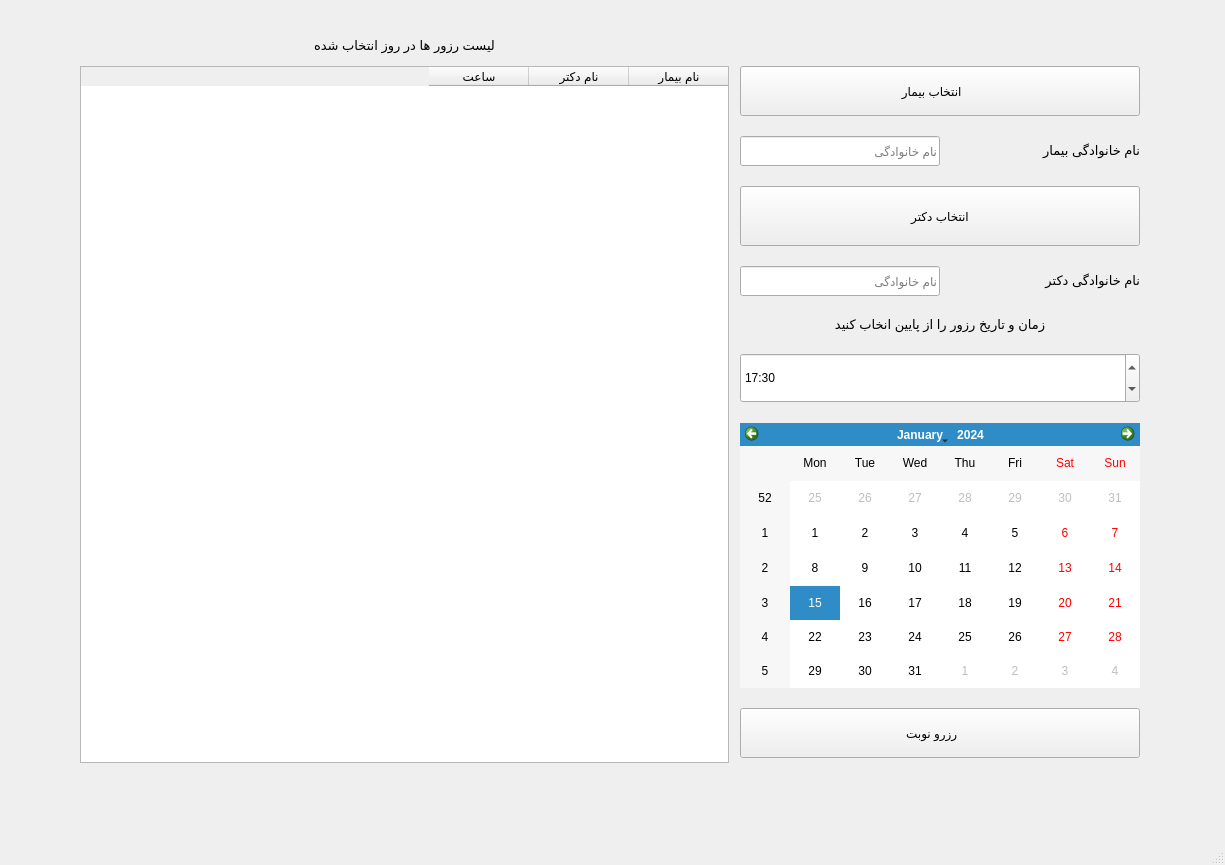
First picture: the form in gui/new_gui/booking/booking_2.ui, repository ali-ghazi78/AP-final_project, before the edit.
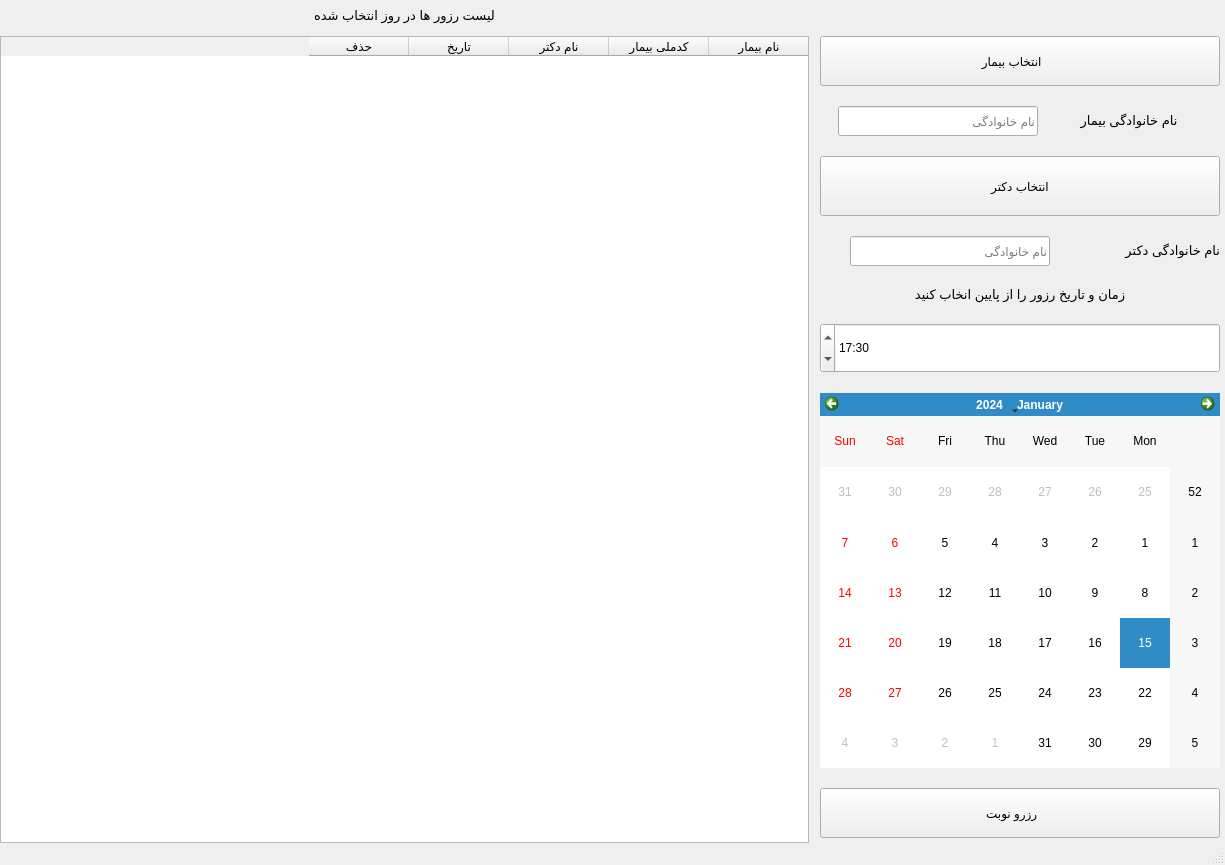
Second picture: the form after the edit. Icons and pictures are not drawn.

Commit message: now we can remove bookings

The edit to the form file:
```diff
--- a/gui/new_gui/booking/booking_2.ui
+++ b/gui/new_gui/booking/booking_2.ui
@@ -14,72 +14,25 @@
    <string>MainWindow</string>
   </property>
   <widget class="QWidget" name="centralwidget">
+   <property name="layoutDirection">
+    <enum>Qt::RightToLeft</enum>
+   </property>
+   <property name="autoFillBackground">
+    <bool>false</bool>
+   </property>
    <layout class="QHBoxLayout" name="horizontalLayout_5">
     <property name="leftMargin">
-     <number>80</number>
+     <number>0</number>
     </property>
     <property name="topMargin">
-     <number>30</number>
+     <number>0</number>
     </property>
     <property name="rightMargin">
-     <number>80</number>
+     <number>0</number>
     </property>
     <property name="bottomMargin">
-     <number>80</number>
+     <number>0</number>
     </property>
-    <item>
-     <layout class="QVBoxLayout" name="verticalLayout">
-      <item>
-       <widget class="QLabel" name="label_4">
-        <property name="minimumSize">
-         <size>
-          <width>0</width>
-          <height>30</height>
-         </size>
-        </property>
-        <property name="maximumSize">
-         <size>
-          <width>16777215</width>
-          <height>30</height>
-         </size>
-        </property>
-        <property name="font">
-         <font>
-          <pointsize>10</pointsize>
-         </font>
-        </property>
-        <property name="text">
-         <string>لیست رزور ها در روز انتخاب شده</string>
-        </property>
-        <property name="alignment">
-         <set>Qt::AlignCenter</set>
-        </property>
-       </widget>
-      </item>
-      <item>
-       <widget class="QTableWidget" name="tableWidget">
-        <property name="layoutDirection">
-         <enum>Qt::RightToLeft</enum>
-        </property>
-        <column>
-         <property name="text">
-          <string>نام بیمار</string>
-         </property>
-        </column>
-        <column>
-         <property name="text">
-          <string>نام دکتر</string>
-         </property>
-        </column>
-        <column>
-         <property name="text">
-          <string>ساعت</string>
-         </property>
-        </column>
-       </widget>
-      </item>
-     </layout>
-    </item>
     <item>
      <layout class="QVBoxLayout" name="verticalLayout_2">
       <property name="spacing">
@@ -141,40 +94,12 @@
       </item>
       <item>
        <layout class="QHBoxLayout" name="horizontalLayout_2">
+        <property name="spacing">
+         <number>0</number>
+        </property>
         <property name="sizeConstraint">
          <enum>QLayout::SetFixedSize</enum>
         </property>
-        <item alignment="Qt::AlignLeft">
-         <widget class="QLineEdit" name="patient_last_name">
-          <property name="enabled">
-           <bool>true</bool>
-          </property>
-          <property name="sizePolicy">
-           <sizepolicy hsizetype="Fixed" vsizetype="Fixed">
-            <horstretch>0</horstretch>
-            <verstretch>0</verstretch>
-           </sizepolicy>
-          </property>
-          <property name="minimumSize">
-           <size>
-            <width>200</width>
-            <height>30</height>
-           </size>
-          </property>
-          <property name="maximumSize">
-           <size>
-            <width>200</width>
-            <height>16777215</height>
-           </size>
-          </property>
-          <property name="readOnly">
-           <bool>true</bool>
-          </property>
-          <property name="placeholderText">
-           <string>نام خانوادگی</string>
-          </property>
-         </widget>
-        </item>
         <item>
          <widget class="QLabel" name="label_2">
           <property name="sizePolicy">
@@ -191,7 +116,7 @@
           </property>
           <property name="maximumSize">
            <size>
-            <width>20</width>
+            <width>150</width>
             <height>16777215</height>
            </size>
           </property>
@@ -200,9 +125,46 @@
             <pointsize>10</pointsize>
            </font>
           </property>
+          <property name="layoutDirection">
+           <enum>Qt::RightToLeft</enum>
+          </property>
           <property name="text">
            <string>نام خانوادگی بیمار</string>
           </property>
+          <property name="alignment">
+           <set>Qt::AlignCenter</set>
+          </property>
+         </widget>
+        </item>
+        <item>
+         <widget class="QLineEdit" name="patient_last_name">
+          <property name="enabled">
+           <bool>true</bool>
+          </property>
+          <property name="sizePolicy">
+           <sizepolicy hsizetype="Fixed" vsizetype="Fixed">
+            <horstretch>0</horstretch>
+            <verstretch>0</verstretch>
+           </sizepolicy>
+          </property>
+          <property name="minimumSize">
+           <size>
+            <width>200</width>
+            <height>30</height>
+           </size>
+          </property>
+          <property name="maximumSize">
+           <size>
+            <width>200</width>
+            <height>16777215</height>
+           </size>
+          </property>
+          <property name="readOnly">
+           <bool>true</bool>
+          </property>
+          <property name="placeholderText">
+           <string>نام خانوادگی</string>
+          </property>
          </widget>
         </item>
        </layout>
@@ -242,37 +204,6 @@
         <property name="sizeConstraint">
          <enum>QLayout::SetFixedSize</enum>
         </property>
-        <item alignment="Qt::AlignLeft">
-         <widget class="QLineEdit" name="doctor_last_name">
-          <property name="enabled">
-           <bool>true</bool>
-          </property>
-          <property name="sizePolicy">
-           <sizepolicy hsizetype="Fixed" vsizetype="Fixed">
-            <horstretch>0</horstretch>
-            <verstretch>0</verstretch>
-           </sizepolicy>
-          </property>
-          <property name="minimumSize">
-           <size>
-            <width>200</width>
-            <height>30</height>
-           </size>
-          </property>
-          <property name="maximumSize">
-           <size>
-            <width>200</width>
-            <height>16777215</height>
-           </size>
-          </property>
-          <property name="readOnly">
-           <bool>true</bool>
-          </property>
-          <property name="placeholderText">
-           <string>نام خانوادگی</string>
-          </property>
-         </widget>
-        </item>
         <item>
          <widget class="QLabel" name="label_5">
           <property name="sizePolicy">
@@ -298,11 +229,45 @@
             <pointsize>10</pointsize>
            </font>
           </property>
+          <property name="layoutDirection">
+           <enum>Qt::LeftToRight</enum>
+          </property>
           <property name="text">
            <string>نام خانوادگی دکتر</string>
           </property>
          </widget>
         </item>
+        <item alignment="Qt::AlignLeft">
+         <widget class="QLineEdit" name="doctor_last_name">
+          <property name="enabled">
+           <bool>true</bool>
+          </property>
+          <property name="sizePolicy">
+           <sizepolicy hsizetype="Fixed" vsizetype="Fixed">
+            <horstretch>0</horstretch>
+            <verstretch>0</verstretch>
+           </sizepolicy>
+          </property>
+          <property name="minimumSize">
+           <size>
+            <width>200</width>
+            <height>30</height>
+           </size>
+          </property>
+          <property name="maximumSize">
+           <size>
+            <width>200</width>
+            <height>16777215</height>
+           </size>
+          </property>
+          <property name="readOnly">
+           <bool>true</bool>
+          </property>
+          <property name="placeholderText">
+           <string>نام خانوادگی</string>
+          </property>
+         </widget>
+        </item>
        </layout>
       </item>
       <item alignment="Qt::AlignRight">
@@ -362,7 +327,7 @@
          </size>
         </property>
         <property name="displayFormat">
-         <string>hh:mm</string>
+         <string>mm:hh</string>
         </property>
         <property name="time">
          <time>
@@ -427,6 +392,69 @@
       </item>
      </layout>
     </item>
+    <item>
+     <layout class="QVBoxLayout" name="verticalLayout">
+      <item>
+       <widget class="QLabel" name="label_4">
+        <property name="minimumSize">
+         <size>
+          <width>0</width>
+          <height>30</height>
+         </size>
+        </property>
+        <property name="maximumSize">
+         <size>
+          <width>16777215</width>
+          <height>30</height>
+         </size>
+        </property>
+        <property name="font">
+         <font>
+          <pointsize>10</pointsize>
+         </font>
+        </property>
+        <property name="text">
+         <string>لیست رزور ها در روز انتخاب شده</string>
+        </property>
+        <property name="alignment">
+         <set>Qt::AlignCenter</set>
+        </property>
+       </widget>
+      </item>
+      <item>
+       <widget class="QTableWidget" name="tableWidget">
+        <property name="layoutDirection">
+         <enum>Qt::RightToLeft</enum>
+        </property>
+        <column>
+         <property name="text">
+          <string>نام بیمار</string>
+         </property>
+        </column>
+        <column>
+         <property name="text">
+          <string>کدملی بیمار</string>
+         </property>
+        </column>
+        <column>
+         <property name="text">
+          <string>نام دکتر</string>
+         </property>
+        </column>
+        <column>
+         <property name="text">
+          <string>تاریخ</string>
+         </property>
+        </column>
+        <column>
+         <property name="text">
+          <string>حذف</string>
+         </property>
+        </column>
+       </widget>
+      </item>
+     </layout>
+    </item>
    </layout>
   </widget>
   <widget class="QMenuBar" name="menubar">
```
The commit also changes 19 other files.
